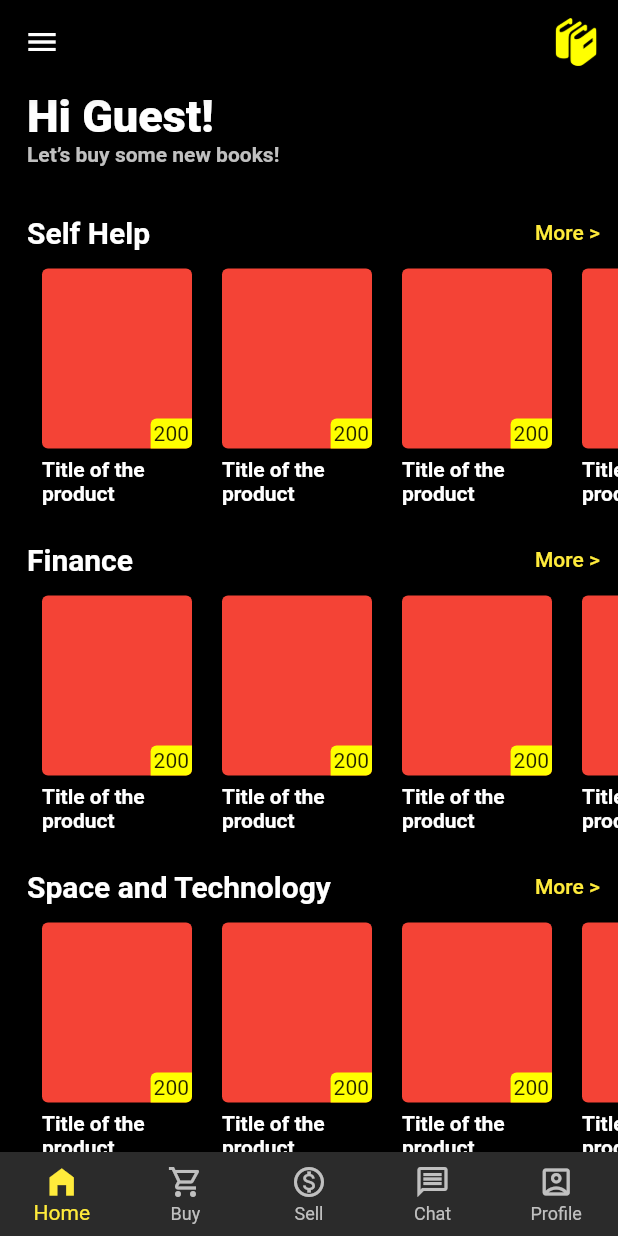
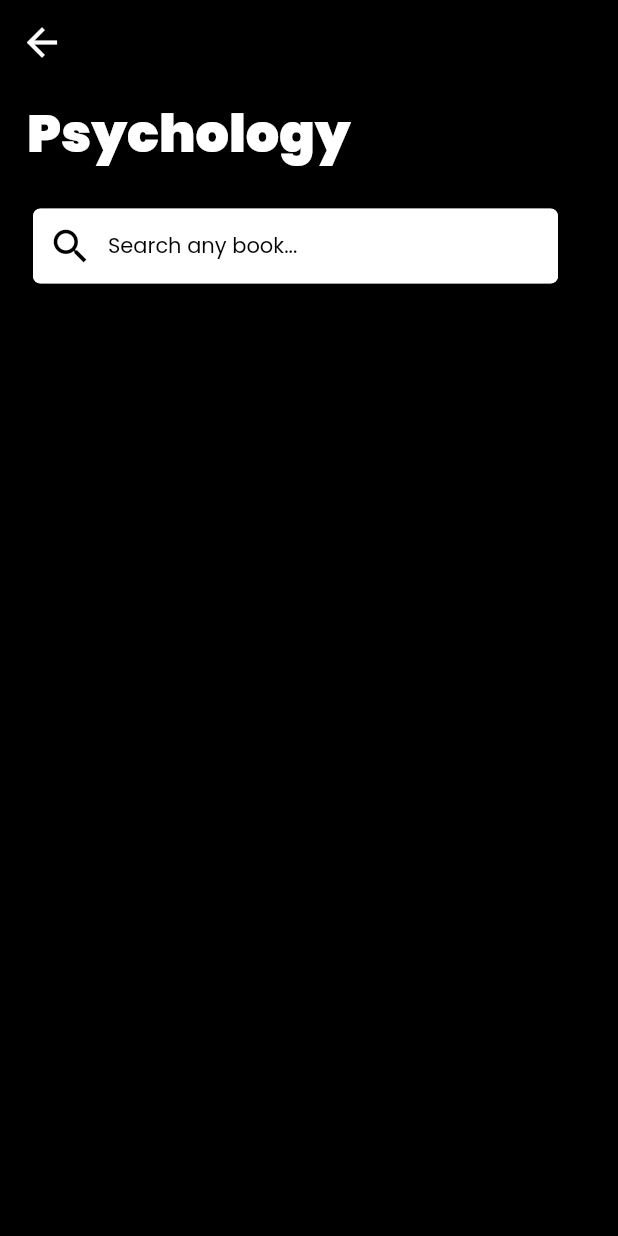
Before and after one commit to harshkumar4/Bookify, a Flutter app: the HomeScreen screen opened by its route, after a tap on "More >", on a phone screen of 412 x 824 dp. Run offline on Flutter 3.47's test engine with Material 2 defaults, Android fonts, the phone set to English and light mode, and no system bars; our stand-ins replace animated_splash_screen, font_awesome_flutter, google_fonts; network calls fail.

Commit message:
initial commit

```diff
--- a/lib/main.dart
+++ b/lib/main.dart
@@ -3,6 +3,7 @@ import 'package:bookify_try/screens/login.dart';
 import 'package:bookify_try/screens/signup.dart';
 import 'package:flutter/material.dart';
 import 'package:animated_splash_screen/animated_splash_screen.dart';
+import 'package:google_fonts/google_fonts.dart';
 
 void main() {
   runApp(MyApp());
@@ -16,13 +17,16 @@ class MyApp extends StatelessWidget {
       title: 'Flutter Demo',
       theme: ThemeData(
         scaffoldBackgroundColor: Colors.black,
+        textTheme: GoogleFonts.poppinsTextTheme(
+          Theme.of(context).textTheme,
+        ),
       ),
       home: AnimatedSplashScreen(
         splashIconSize: double.infinity,
-        splash: 'assets/splash.png',
+        splash: 'assets/splashscreenicon.png',
         nextScreen: SignUpScreen(),
-        duration: 200,
-        backgroundColor: Color.fromRGBO(255, 191, 0, 1),
+        duration: 500,
+        backgroundColor: Colors.black,
         splashTransition: SplashTransition.fadeTransition,
       ),
       routes: {
--- /dev/null
+++ b/lib/models/more.dart
@@ -0,0 +1,73 @@
+import 'package:flutter/material.dart';
+
+class More extends StatefulWidget {
+  @override
+  _MoreState createState() => _MoreState();
+}
+
+class _MoreState extends State<More> {
+  @override
+  Widget build(BuildContext context) {
+    return Scaffold(
+      appBar: AppBar(
+        backgroundColor: Colors.black,
+        leading: IconButton(
+          icon: Icon(
+            Icons.arrow_back_sharp,
+            size: 30,
+            color: Colors.white,
+          ),
+          onPressed: () {
+            Navigator.pop(context);
+          },
+        ),
+      ),
+      body: SingleChildScrollView(
+        scrollDirection: Axis.vertical,
+        padding: EdgeInsets.only(left: 18),
+        child: Column(crossAxisAlignment: CrossAxisAlignment.start, children: [
+          const SizedBox(height: 6),
+          Text(
+            'Psychology',
+            style: TextStyle(
+                color: Colors.white, fontWeight: FontWeight.w900, fontSize: 35),
+          ),
+          Padding(
+            padding: EdgeInsets.all(10),
+          ),
+          Card(
+            shape: RoundedRectangleBorder(
+              borderRadius: BorderRadius.circular(5),
+            ),
+            clipBehavior: Clip.antiAlias,
+            child: Container(
+              height: 50,
+              width: 350,
+              color: Colors.white,
+              child: Row(
+                crossAxisAlignment: CrossAxisAlignment.center,
+                children: <Widget>[
+                  Padding(
+                    padding: EdgeInsets.only(left: 10),
+                  ),
+                  Icon(
+                    Icons.search,
+                    size: 30,
+                    color: Colors.black,
+                  ),
+                  Padding(
+                    padding: EdgeInsets.all(5),
+                  ),
+                  Text("Search any book...",
+                      style: TextStyle(
+                        color: Colors.black,
+                      ))
+                ],
+              ),
+            ),
+          ),
+        ]),
+      ),
+    );
+  }
+}
--- a/lib/screens/homescreen.dart
+++ b/lib/screens/homescreen.dart
@@ -1,3 +1,5 @@
+import 'package:bookify_try/models/more.dart';
+import 'package:bookify_try/widgets/drawer.dart';
 import 'package:flutter/material.dart';
 
 import '../widgets/navbar.dart';
@@ -9,24 +11,43 @@ class HomeScreen extends StatefulWidget {
   _HomeScreenState createState() => _HomeScreenState();
 }
 
+var scaffoldKey = GlobalKey<ScaffoldState>();
+
 class _HomeScreenState extends State<HomeScreen> {
   @override
   Widget build(BuildContext context) {
     return SafeArea(
       child: Scaffold(
-        drawer: Drawer(),
-        appBar: AppBar(
+        drawer: MainDrawer(),
+        appBar: PreferredSize(
+          preferredSize: Size.fromHeight(60.0), // here the desired height
+          child: AppBar(
+            automaticallyImplyLeading: false,
             backgroundColor: Colors.black,
+            title: Padding(
+              padding: EdgeInsets.symmetric(horizontal: 0),
+              child: Builder(
+                builder: (context) => IconButton(
+                  icon: Image.asset(
+                    "assets/drawericon.png",
+                    height: 35,
+                    width: 50,
+                  ),
+                  onPressed: () => Scaffold.of(context).openDrawer(),
+                ),
+              ),
+            ),
             actions: [
               Padding(
                 padding: const EdgeInsets.only(right: 12.0),
                 child: Image.asset(
                   'assets/logo.png',
-                height: 32,
-                width: 32,
+                  height: 30,
+                  width: 30,
                 ),
               )
             ],
+          ),
         ),
         bottomNavigationBar: NavBar(),
         body: SingleChildScrollView(
@@ -34,39 +55,76 @@ class _HomeScreenState extends State<HomeScreen> {
           child: Column(
             crossAxisAlignment: CrossAxisAlignment.start,
             children: [
-              const SizedBox(height: 4),
+              const SizedBox(height: 6),
               Text(
                 'Hi Guest!',
                 style: TextStyle(
                     color: Colors.white,
                     fontWeight: FontWeight.w900,
-                    fontSize: 30),
+                    fontSize: 35),
               ),
               SizedBox(
                 height: 36,
                 child: Text(
                   'Let’s buy some new books!',
                   style: TextStyle(
-                      color: Color.fromRGBO(192, 192, 192, 1),
-                      fontWeight: FontWeight.w700),
+                    color: Colors.white,
+                    fontWeight: FontWeight.w700,
+                    fontSize: 20,
                   ),
+                ),
+              ),
+              Divider(
+                height: 4,
+                color: Color(0xFFFFFF00),
+                thickness: 5,
+                endIndent: 280,
+              ),
+              SizedBox(
+                height: 20,
               ),
               Row(
                 mainAxisAlignment: MainAxisAlignment.spaceBetween,
                 children: [
                   Text(
-                    'Self Help',
+                    'Psychology',
                     style: TextStyle(
                         color: Colors.white,
                         fontSize: 20,
                         fontWeight: FontWeight.bold),
                   ),
                   TextButton(
+                      onPressed: () {
+                        Navigator.push(context,
+                            MaterialPageRoute(builder: (context) => More()));
+                      },
+                      child: Text(
+                        'More > ',
+                        style: TextStyle(color: Color(0xFFFFFF00)),
+                      )),
+                ],
+              ),
+              ItemsListWid(),
+              Row(
+                mainAxisAlignment: MainAxisAlignment.spaceBetween,
+                children: [
+                  Text(
+                    'Action and Adventure',
+                    style: TextStyle(
+                      color: Colors.white,
+                      fontSize: 20,
+                      fontWeight: FontWeight.bold,
+                    ),
+                  ),
+                  TextButton(
                     onPressed: () {},
                     child: Text(
                       'More > ',
-                        style: TextStyle(color: Colors.yellow),
-                      )),
+                      style: TextStyle(
+                        color: Color(0xFFFFFF00),
+                      ),
+                    ),
+                  ),
                 ],
               ),
               ItemsListWid(),
@@ -85,7 +143,9 @@ class _HomeScreenState extends State<HomeScreen> {
                     onPressed: () {},
                     child: Text(
                       'More > ',
-                      style: TextStyle(color: Colors.yellow),
+                      style: TextStyle(
+                        color: Color(0xFFFFFF00),
+                      ),
                     ),
                   ),
                 ],
@@ -95,7 +155,7 @@ class _HomeScreenState extends State<HomeScreen> {
                 mainAxisAlignment: MainAxisAlignment.spaceBetween,
                 children: [
                   Text(
-                    'Space and Technology',
+                    'Sci-Fi',
                     style: TextStyle(
                       color: Colors.white,
                       fontSize: 20,
@@ -106,7 +166,9 @@ class _HomeScreenState extends State<HomeScreen> {
                     onPressed: () {},
                     child: Text(
                       'More > ',
-                      style: TextStyle(color: Colors.yellow),
+                      style: TextStyle(
+                        color: Color(0xFFFFFF00),
+                      ),
                     ),
                   ),
                 ],
@@ -116,7 +178,7 @@ class _HomeScreenState extends State<HomeScreen> {
                 mainAxisAlignment: MainAxisAlignment.spaceBetween,
                 children: [
                   Text(
-                    'Trading',
+                    'Biographies',
                     style: TextStyle(
                       color: Colors.white,
                       fontSize: 20,
@@ -127,7 +189,32 @@ class _HomeScreenState extends State<HomeScreen> {
                     onPressed: () {},
                     child: Text(
                       'More > ',
-                      style: TextStyle(color: Colors.yellow),
+                      style: TextStyle(
+                        color: Color(0xFFFFFF00),
+                      ),
+                    ),
+                  ),
+                ],
+              ),
+              ItemsListWid(),
+              Row(
+                mainAxisAlignment: MainAxisAlignment.spaceBetween,
+                children: [
+                  Text(
+                    'Startups',
+                    style: TextStyle(
+                      color: Colors.white,
+                      fontSize: 20,
+                      fontWeight: FontWeight.bold,
+                    ),
+                  ),
+                  TextButton(
+                    onPressed: () {},
+                    child: Text(
+                      'More > ',
+                      style: TextStyle(
+                        color: Color(0xFFFFFF00),
+                      ),
                     ),
                   ),
                 ],
--- /dev/null
+++ b/lib/widgets/drawer.dart
@@ -0,0 +1,145 @@
+import 'package:flutter/material.dart';
+import 'package:font_awesome_flutter/font_awesome_flutter.dart';
+
+class MainDrawer extends StatelessWidget {
+  @override
+  Widget build(BuildContext context) {
+    return SafeArea(
+        child: Drawer(
+      child: Container(
+          color: Color(0xFF171717),
+          child: Column(mainAxisSize: MainAxisSize.max, children: <Widget>[
+            Padding(
+              padding: const EdgeInsets.only(
+                  top: 40.0, bottom: 40, left: 10, right: 10),
+              child: Text(
+                "Bookify",
+                style: TextStyle(
+                    fontSize: 40,
+                    fontWeight: FontWeight.w900,
+                    color: Color(0xFFFFFFFF)),
+              ),
+            ),
+            Divider(
+              color: Color(0xFF000000),
+              thickness: 2,
+            ),
+            ListTile(
+              leading: Icon(
+                Icons.person,
+                color: Color(0xFFC4C4C4),
+              ),
+              title: Text(
+                "View profile",
+                style: TextStyle(
+                    fontSize: 15,
+                    fontWeight: FontWeight.w300,
+                    color: Color(0xFFC4C4C4)),
+              ),
+              onTap: () {},
+            ),
+            ListTile(
+              leading: Icon(Icons.book, color: Color(0xFFC4C4C4)),
+              title: Text(
+                "About us",
+                style: TextStyle(
+                    fontSize: 15,
+                    fontWeight: FontWeight.w300,
+                    color: Color(0xFFC4C4C4)),
+              ),
+              onTap: () {},
+            ),
+            ListTile(
+              leading: Icon(Icons.favorite, color: Color(0xFFC4C4C4)),
+              title: Text(
+                "Rate on Play Store",
+                style: TextStyle(
+                    fontSize: 15,
+                    fontWeight: FontWeight.w300,
+                    color: Color(0xFFC4C4C4)),
+              ),
+              onTap: () {},
+            ),
+            ListTile(
+              leading: Icon(Icons.adb, color: Color(0xFFC4C4C4)),
+              title: Text(
+                "Report Bugs",
+                style: TextStyle(
+                    fontSize: 15,
+                    fontWeight: FontWeight.w300,
+                    color: Color(0xFFC4C4C4)),
+              ),
+              onTap: () {},
+            ),
+            ListTile(
+              leading: Icon(Icons.share, color: Color(0xFFC4C4C4)),
+              title: Text(
+                "Invite Friends",
+                style: TextStyle(
+                    fontSize: 15,
+                    fontWeight: FontWeight.w300,
+                    color: Color(0xFFC4C4C4)),
+              ),
+              onTap: () {},
+            ),
+            SizedBox(
+              height: 240,
+            ),
+            Column(
+              crossAxisAlignment: CrossAxisAlignment.center,
+              mainAxisSize: MainAxisSize.max,
+              children: <Widget>[
+                Text(
+                  "Connect with us",
+                  style: TextStyle(
+                    fontSize: 15,
+                    fontWeight: FontWeight.w500,
+                    color: Color(0xFFFFFFFF),
+                  ),
+                ),
+              ],
+            ),
+            SizedBox(height: 4),
+            Row(
+              mainAxisAlignment: MainAxisAlignment.spaceEvenly,
+              children: <Widget>[
+                Padding(
+                  padding: const EdgeInsets.all(6),
+                  child: IconButton(
+                      icon: FaIcon(
+                        FontAwesomeIcons.linkedin,
+                        size: 30,
+                        color: new Color(0xFFFFFF00),
+                      ),
+                      onPressed: () {}),
+                ),
+                Padding(
+                  padding: const EdgeInsets.all(6),
+                  child: IconButton(
+                      iconSize: 30,
+                      icon: FaIcon(FontAwesomeIcons.instagramSquare),
+                      color: new Color(0xFFFFFF00),
+                      onPressed: () {}),
+                ),
+                Padding(
+                  padding: const EdgeInsets.all(6),
+                  child: IconButton(
+                      iconSize: 30,
+                      icon: FaIcon(FontAwesomeIcons.twitterSquare),
+                      color: new Color(0xFFFFFF00),
+                      onPressed: () {}),
+                ),
+                Padding(
+                  padding: const EdgeInsets.all(6),
+                  child: IconButton(
+                      iconSize: 30,
+                      icon: FaIcon(FontAwesomeIcons.language),
+                      color: new Color(0xFFFFFF00),
+                      onPressed: () {}),
+                ),
+              ],
+            ),
+          ])),
+    ));
+  }
+}
--- a/lib/widgets/itemslist.dart
+++ b/lib/widgets/itemslist.dart
@@ -4,18 +4,18 @@ class ItemsListWid extends StatelessWidget {
   @override
   Widget build(BuildContext context) {
     return Container(
-      height: 170,
+      height: 180,
       child: ListView.builder(
         clipBehavior: Clip.none,
-        itemCount: 20,
+        itemCount: 6,
         scrollDirection: Axis.horizontal,
         itemBuilder: (context, index) => Container(
-          height: 100,
+          height: 120,
           width: 100,
           margin: EdgeInsets.only(
             // bottom: 10,
-            right: 10,
-            left: 10,
+            right: 8,
+            left: 8,
           ),
           child: Column(
             mainAxisSize: MainAxisSize.min,
@@ -34,28 +34,31 @@ class ItemsListWid extends StatelessWidget {
                     bottom: 0,
                     right: 0,
                     child: Material(
-                      color: Colors.yellowAccent,
+                      color: Color(0xFFFFFF00),
                       borderRadius: BorderRadius.only(
                         bottomRight: Radius.circular(4),
                         topLeft: Radius.circular(4),
                       ),
                       child: Padding(
                         padding: const EdgeInsets.all(2.0),
-                        child: Text('200'),
+                        child: Text(
+                          '200',
+                          style: TextStyle(fontWeight: FontWeight.bold),
+                        ),
                       ),
                     ),
                   )
                 ],
               ),
-              SizedBox(height: 6),
+              SizedBox(height: 8),
               Text(
-                'Title of the product zdgdvsh',
+                'Title of the product',
                 maxLines: 2,
                 softWrap: true,
                 overflow: TextOverflow.clip,
                 style: TextStyle(
                   color: Colors.white,
-                  fontWeight: FontWeight.w600,
+                  fontWeight: FontWeight.w700,
                 ),
               ),
             ],
--- a/lib/widgets/navbar.dart
+++ b/lib/widgets/navbar.dart
@@ -38,10 +38,10 @@ class _NavBarState extends State<NavBar> {
           icon: const Icon(Icons.message_outlined),
         ),
         BottomNavigationBarItem(
-          activeIcon: const Icon(Icons.account_box),
+          activeIcon: const Icon(Icons.person),
           backgroundColor: Colors.red,
           label: 'Profile',
-          icon: const Icon(Icons.account_box_outlined),
+          icon: const Icon(Icons.person_outlined),
         ),
       ],
       backgroundColor: Color.fromRGBO(43, 43, 43, 1),
```
Also changed, not shown: pubspec.yaml (+4 -6 lines), assets/drawericon.png (added), assets/splash.png (deleted), assets/splashscreenicon.png (added), pubspec.lock. Lines whose indentation alone changed are shown as unchanged.
